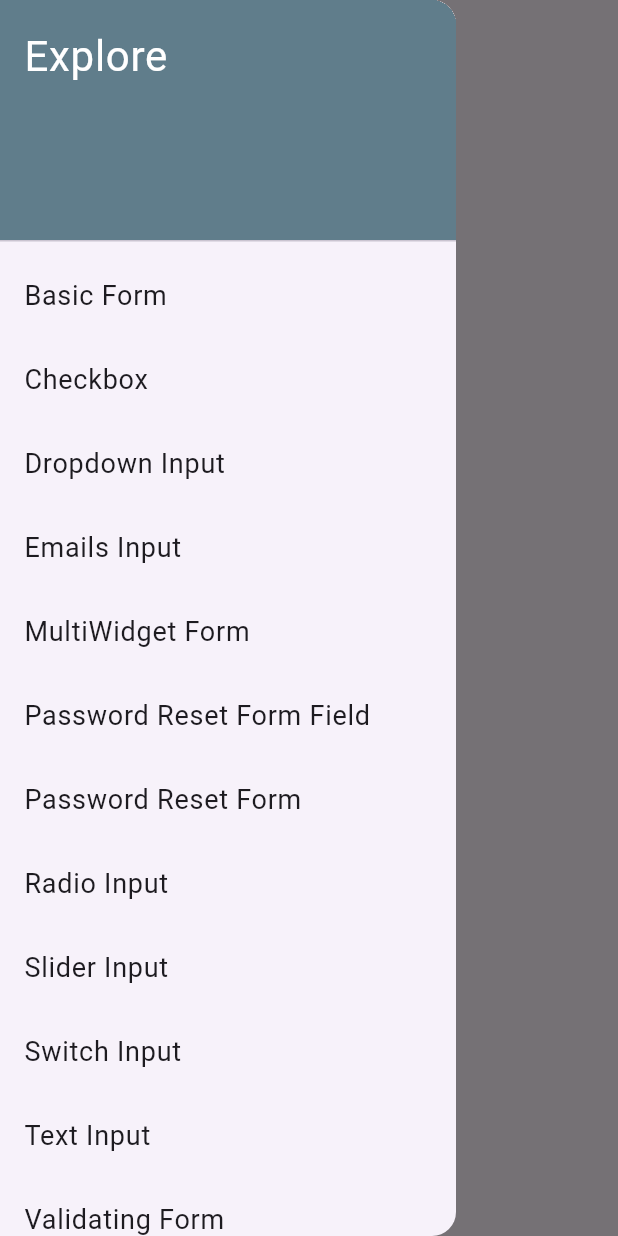
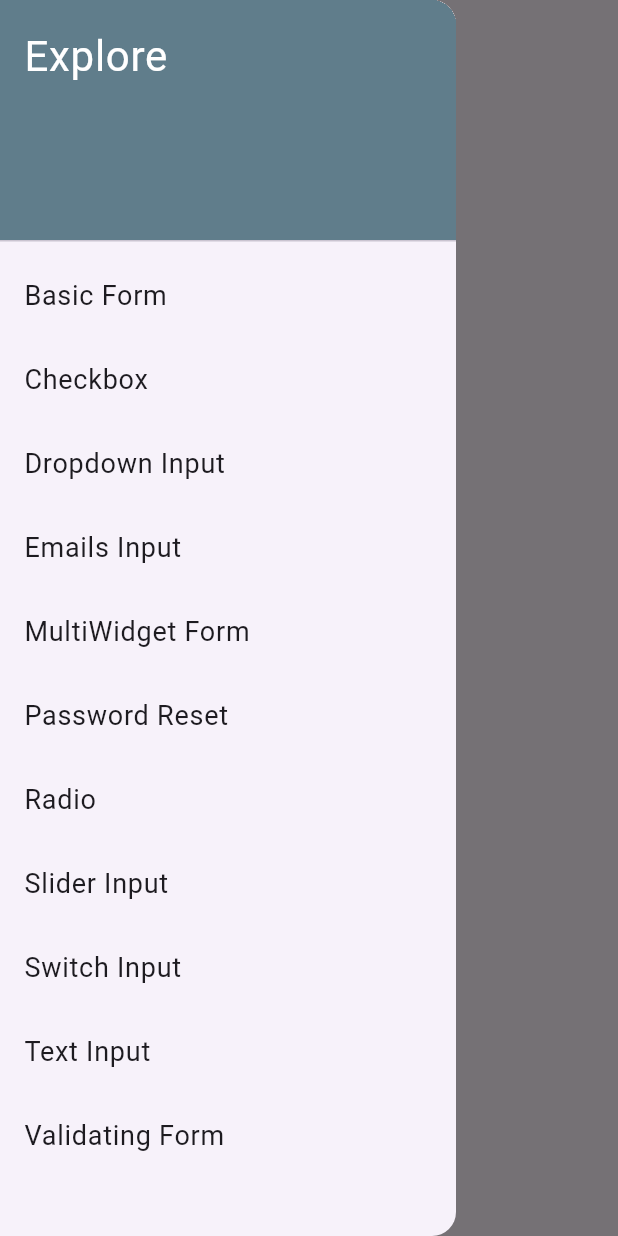
Before and after one commit to randy-kip/flutter-1-forms, a Flutter app: the screen it shows after launch, with the side drawer open, on a phone screen of 412 x 824 dp. Run offline on Flutter 3.47's test engine with Material 3 defaults, Android fonts, the phone set to English and light mode, and no system bars.

Commit message:
1. ✨feat: Design Password Reset Form: Designed a captivating screen for the password reset form.
2. 🎨refactor: Fix Validation Error: Resolved a validation error in the password reset form.

3. ✨feat: Create Radio Input Screen: Developed a screen to showcase the radio input widget.

```diff
--- a/lib/main.dart
+++ b/lib/main.dart
@@ -4,10 +4,9 @@
 import 'package:forms_fa/screens/dropdown_screen.dart';
 import 'package:forms_fa/screens/emails_screen.dart';
 import 'package:forms_fa/screens/multi_widget_screen.dart';
+import 'package:forms_fa/screens/password_screen.dart';
+import 'package:forms_fa/screens/radio_screen.dart';
 import 'package:forms_fa/shared/menu_drawer.dart';
-import 'package:forms_fa/widgets/password_reset_form.dart';
-import 'package:forms_fa/widgets/password_reset_form_field.dart';
-import 'package:forms_fa/widgets/radio_input.dart';
 import 'package:forms_fa/widgets/slider_input.dart';
 import 'package:forms_fa/widgets/switch_input.dart';
 import 'package:forms_fa/widgets/text_input.dart';
@@ -38,9 +37,8 @@
         '/dropdown': (context) => const DropdownScreen(),
         '/emails': (context) => const EmailSignInScreen(),
         '/multi': (context) => const MultiWidgetScreen(),
-        '/passfield': (context) => PasswordResetFormField(),
-        '/passreset': (context) => const PasswordResetForm(),
-        '/radio': (context) => const RadioInput(),
+        '/passfield': (context) => const PasswordResetScreen(),
+        '/radio': (context) => const RadioInputScreen(),
         '/slider': (context) => const SliderInput(),
         '/switch': (context) => const SwitchInput(),
         '/text': (context) => const TextInput(),
--- a/lib/shared/menu_drawer.dart
+++ b/lib/shared/menu_drawer.dart
@@ -5,9 +5,8 @@ import 'package:forms_fa/screens/checkbox_screen.dart';
 import 'package:forms_fa/screens/dropdown_screen.dart';
 import 'package:forms_fa/screens/emails_screen.dart';
 import 'package:forms_fa/screens/multi_widget_screen.dart';
-import 'package:forms_fa/widgets/password_reset_form.dart';
-import 'package:forms_fa/widgets/password_reset_form_field.dart';
-import 'package:forms_fa/widgets/radio_input.dart';
+import 'package:forms_fa/screens/password_screen.dart';
+import 'package:forms_fa/screens/radio_screen.dart';
 import 'package:forms_fa/widgets/slider_input.dart';
 import 'package:forms_fa/widgets/switch_input.dart';
 import 'package:forms_fa/widgets/text_input.dart';
@@ -32,9 +31,8 @@ class MenuDrawer extends StatelessWidget {
       'Dropdown Input',
       'Emails Input',
       'MultiWidget Form',
-      'Password Reset Form Field',
-      'Password Reset Form',
-      'Radio Input',
+      'Password Reset',
+      'Radio',
       'Slider Input',
       'Switch Input',
       'Text Input',
@@ -72,14 +70,11 @@ class MenuDrawer extends StatelessWidget {
             case 'MultiWidget Form':
               screen = const MultiWidgetScreen();
               break;
-            case 'Password Reset Form Field':
-              screen = PasswordResetFormField();
+            case 'Password Reset':
+              screen = const PasswordResetScreen();
               break;
-            case 'Password Reset Form':
-              screen = const PasswordResetForm();
-              break;
-            case 'Radio Input':
-              screen = const RadioInput();
+            case 'Radio':
+              screen = const RadioInputScreen();
               break;
             case 'Slider Input':
               screen = const SliderInput();
```
Also changed, not shown: lib/screens/password_screen.dart (added, +42 -0 lines), lib/screens/radio_screen.dart (added, +40 -0 lines), lib/widgets/password_reset_form.dart (+4 -4 lines).
